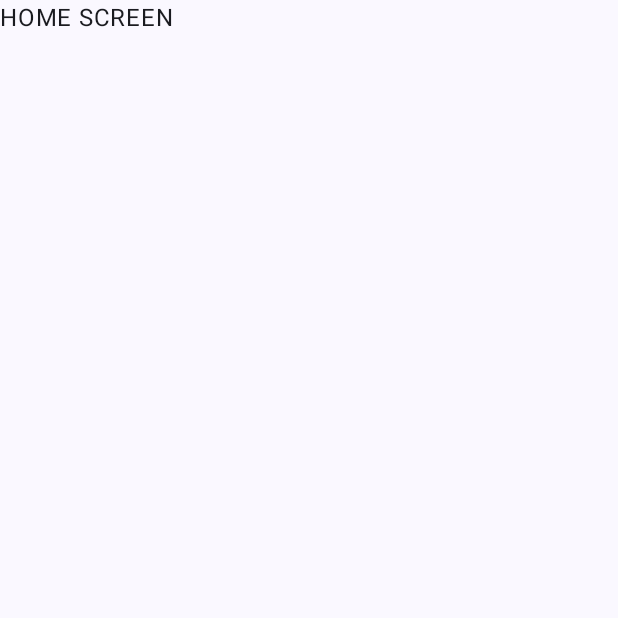
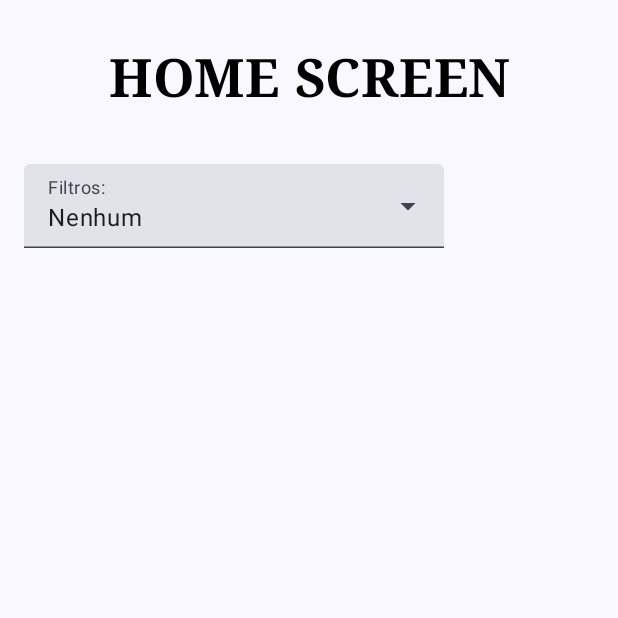
Before and after one commit to joaosantoss12/Tourists-Guide_Mobile-App, an Android app built with Jetpack Compose: the HomeScreen screen opened through its navigation route, on a phone screen of 412 x 824 dp, the top half of it. Before the commit the part shown is almost empty. Run offline under Robolectric (Android 15) with nearby library versions, the phone set to English and light mode, and no system bars.

Commit message:
updated HomeScreen

```diff
--- a/app/src/main/java/pt/isec/a2020136093/amov/guiaturistico/HomeScreen.kt
+++ b/app/src/main/java/pt/isec/a2020136093/amov/guiaturistico/HomeScreen.kt
@@ -1,7 +1,9 @@
 package pt.isec.a2020136093.amov.guiaturistico
 
+import android.util.Log
 import androidx.compose.foundation.background
 import androidx.compose.foundation.border
+import androidx.compose.foundation.clickable
 import androidx.compose.foundation.layout.Box
 import androidx.compose.foundation.layout.Column
 import androidx.compose.foundation.layout.Row
@@ -13,29 +15,109 @@ import androidx.compose.foundation.layout.padding
 import androidx.compose.foundation.layout.wrapContentHeight
 import androidx.compose.foundation.shape.RoundedCornerShape
 import androidx.compose.material3.Button
+import androidx.compose.material3.DropdownMenu
+import androidx.compose.material3.DropdownMenuItem
+import androidx.compose.material3.ExperimentalMaterial3Api
+import androidx.compose.material3.ExposedDropdownMenuBox
+import androidx.compose.material3.ExposedDropdownMenuDefaults
 import androidx.compose.material3.OutlinedTextField
 import androidx.compose.material3.Slider
 import androidx.compose.material3.SliderColors
 import androidx.compose.material3.SliderDefaults
 import androidx.compose.material3.Text
+import androidx.compose.material3.TextField
 import androidx.compose.runtime.Composable
 import androidx.compose.runtime.MutableState
+import androidx.compose.runtime.getValue
 import androidx.compose.runtime.mutableStateOf
 import androidx.compose.runtime.remember
+import androidx.compose.runtime.setValue
 import androidx.compose.ui.Modifier
 import androidx.compose.ui.graphics.Color
 import androidx.compose.ui.res.stringResource
-import androidx.compose.ui.text.input.PasswordVisualTransformation
+import androidx.compose.ui.text.font.FontFamily
+import androidx.compose.ui.text.font.FontWeight
+import androidx.compose.ui.text.style.TextAlign
 import androidx.compose.ui.tooling.preview.Preview
 import androidx.compose.ui.unit.dp
+import androidx.compose.ui.unit.sp
 import androidx.navigation.NavController
 
+@OptIn(ExperimentalMaterial3Api::class)
 @Composable
 fun HomeScreen(
-
+    navController: NavController,
+    modifier : Modifier = Modifier
 ) {
 
-    Text(text = "HOME SCREEN")
+    val filtersList = listOf("A-Z", "Z-A", stringResource(R.string.distance_close_to_far), stringResource(R.string.distance_far_to_close))
+    var expanded by remember { mutableStateOf(false) }
+    val none = stringResource(R.string.none)
+    var selectedItem by remember { mutableStateOf(none) }
+
+
+    Column(
+
+        modifier = Modifier
+            .fillMaxWidth()
+            .padding(16.dp)
+    ){
+        Text(
+            text = "HOME SCREEN",
+            textAlign = TextAlign.Center,
+            fontSize = 35.sp,
+            fontWeight = FontWeight.Bold,
+            fontFamily = FontFamily.Serif,
+            color = Color.Black,
+            modifier = Modifier
+                .fillMaxWidth()
+                .padding(16.dp)
+        )
+
+        // box
+        ExposedDropdownMenuBox(
+            expanded = expanded,
+            onExpandedChange = {
+                expanded = !expanded
+            },
+            modifier = Modifier
+                .padding(0.dp,20.dp,0.dp,0.dp)
+        ) {
+            // text field
+            TextField(
+                value = selectedItem,
+                onValueChange = {},
+                readOnly = true,
+                label = {
+                    Text(text = stringResource(R.string.filters_title))
+                },
+                trailingIcon = {
+                    ExposedDropdownMenuDefaults.TrailingIcon(
+                        expanded = expanded
+                    )
+                },
+                colors = ExposedDropdownMenuDefaults.textFieldColors()
+            )
+
+            // menu
+            ExposedDropdownMenu(
+                expanded = expanded,
+                onDismissRequest = { expanded = false }
+            ) {
+
+                filtersList.forEach { selectedOption ->
+
+                    DropdownMenuItem(
+                        text = { Text(text = selectedOption) },
+                        onClick = {
+                            selectedItem = selectedOption
+                            expanded = false
+                        }
+                    )
+                }
+            }
+        }
+    }
 }
 
 
--- a/app/src/main/java/pt/isec/a2020136093/amov/guiaturistico/MainScreen.kt
+++ b/app/src/main/java/pt/isec/a2020136093/amov/guiaturistico/MainScreen.kt
@@ -125,7 +125,7 @@ fun MainScreen(navController: NavHostController = rememberNavController()) {
                 RegisterScreen(navController)
             }
             composable(HOME_SCREEN) {
-                HomeScreen()
+                HomeScreen(navController)
             }
         }
     }
--- a/app/src/main/java/pt/isec/a2020136093/amov/guiaturistico/RegisterScreen.kt
+++ b/app/src/main/java/pt/isec/a2020136093/amov/guiaturistico/RegisterScreen.kt
@@ -2,6 +2,7 @@ package pt.isec.a2020136093.amov.guiaturistico
 
 import android.R.attr.fontWeight
 import androidx.compose.foundation.clickable
+import androidx.compose.foundation.background
 import androidx.compose.foundation.layout.Column
 import androidx.compose.foundation.layout.Spacer
 import androidx.compose.foundation.layout.fillMaxWidth
--- a/app/src/main/res/values/strings.xml
+++ b/app/src/main/res/values/strings.xml
@@ -11,4 +11,8 @@
     <string name="createAccount">Criar uma Conta</string>
     <string name="already_have_account">Já tem uma conta?</string>
     <string name="login">Login</string>
+    <string name="filters_title">Filtros:</string>
+    <string name="distance_close_to_far">Distância ▲</string>
+    <string name="distance_far_to_close">Distância ▼</string>
+    <string name="none">Nenhum</string>
 </resources>
```
